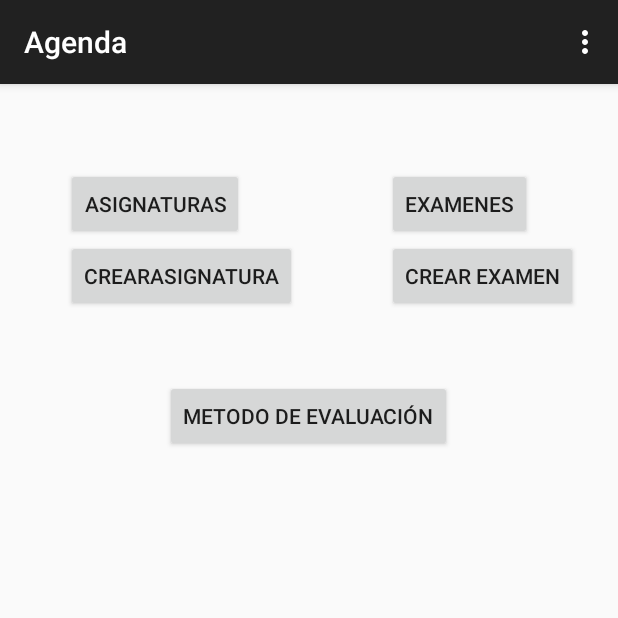
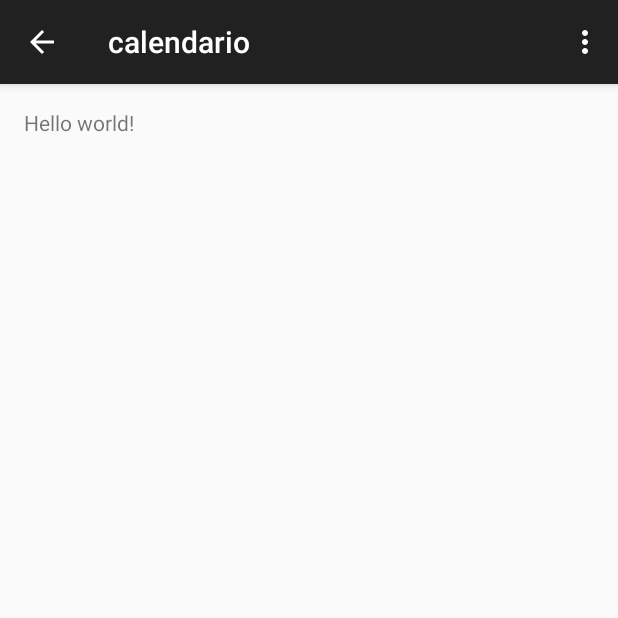
Before and after one commit to mibaldi/Agenda, an Android app: the screen it shows after launch (ActividadPrincipal before the commit, calendario after it), after a tap on "METODO DE EVALUACIÓN", on a phone screen of 412 x 824 dp, the top half of it. Run offline under Robolectric (Android 15) with nearby library versions, the phone set to English and light mode, and no system bars; libraries missing offline, so code that uses them is left out: com.google.api.client, com.google.api.services; 10 statements that could not run were skipped.

Commit message:
pruebas con la api de google calendar

```diff
--- a/app/build.gradle
+++ b/app/build.gradle
@@ -22,5 +22,5 @@ android {
 dependencies {
     compile fileTree(dir: 'libs', include: ['*.jar'])
     compile 'com.android.support:appcompat-v7:21.0.3'
-
+    compile 'com.google.apis:google-api-services-calendar:v3-rev117-1.19.1'
 }
--- a/app/src/main/java/com/mikel/agenda/ActividadPrincipal.java
+++ b/app/src/main/java/com/mikel/agenda/ActividadPrincipal.java
@@ -21,6 +21,7 @@ public class ActividadPrincipal extends ActionBarActivity /*implements OnClickLi
         super.onCreate(savedInstanceState);
         setContentView(R.layout.activity_actividad_principal);
         BD helper= new BD(this);
+
     }
 
 
@@ -81,6 +82,8 @@ public class ActividadPrincipal extends ActionBarActivity /*implements OnClickLi
                 startActivity(intent1);
                 break;
             case R.id.button3:
+                intent2 = new Intent(ActividadPrincipal.this, calendario.class);
+                startActivity(intent2);
                 break;
             case R.id.button5:
                 intent2 = new Intent(ActividadPrincipal.this, crear_asignatura.class);
--- /dev/null
+++ b/app/src/main/java/com/mikel/agenda/calendario.java
@@ -0,0 +1,110 @@
+package com.mikel.agenda;
+
+import android.support.v7.app.ActionBarActivity;
+import android.os.Bundle;
+import android.util.Log;
+import android.view.Menu;
+import android.view.MenuItem;
+
+import com.google.api.client.auth.oauth2.Credential;
+import com.google.api.client.googleapis.auth.oauth2.GoogleAuthorizationCodeFlow;
+import com.google.api.client.googleapis.auth.oauth2.GoogleCredential;
+import com.google.api.client.googleapis.auth.oauth2.GoogleTokenResponse;
+import com.google.api.client.googleapis.javanet.GoogleNetHttpTransport;
+import com.google.api.client.http.HttpTransport;
+import com.google.api.client.http.javanet.NetHttpTransport;
+import com.google.api.client.json.jackson2.JacksonFactory;
+import com.google.api.services.calendar.Calendar;
+import com.google.api.services.calendar.model.*;
+
+import java.io.BufferedReader;
+import java.io.IOException;
+import java.io.InputStreamReader;
+import java.security.GeneralSecurityException;
+import java.util.Collections;
+
+public class calendario extends ActionBarActivity {
+
+    @Override
+    protected void onCreate(Bundle savedInstanceState) {
+        super.onCreate(savedInstanceState);
+        setContentView(R.layout.activity_calendario);
+        try {
+            setUp();
+        } catch (IOException e) {
+            e.printStackTrace();
+        } catch (GeneralSecurityException e) {
+            e.printStackTrace();
+        }
+
+    }
+
+
+    @Override
+    public boolean onCreateOptionsMenu(Menu menu) {
+        // Inflate the menu; this adds items to the action bar if it is present.
+        getMenuInflater().inflate(R.menu.menu_calendario, menu);
+        return true;
+    }
+
+    @Override
+    public boolean onOptionsItemSelected(MenuItem item) {
+        // Handle action bar item clicks here. The action bar will
+        // automatically handle clicks on the Home/Up button, so long
+        // as you specify a parent activity in AndroidManifest.xml.
+        int id = item.getItemId();
+
+        //noinspection SimplifiableIfStatement
+        if (id == R.id.action_settings) {
+            return true;
+        }
+
+        return super.onOptionsItemSelected(item);
+    }
+    public void setUp() throws IOException, GeneralSecurityException {
+        HttpTransport httpTransport = GoogleNetHttpTransport.newTrustedTransport();
+        JacksonFactory jsonFactory = JacksonFactory.getDefaultInstance();
+
+        // The clientId and clientSecret can be found in Google Developers Console
+        String clientId = "628169999123-5rb6k73r547c1mhi90vqbm5s0u5ulgle.apps.googleusercontent.com";
+        String clientSecret = "6jYc_j_Vi9Ir_7AafRA0EpuG";
+
+        // Or your redirect URL for web based applications.
+        String redirectUrl = "urn:ietf:wg:oauth:2.0:oob";
+        String scope = "https://www.googleapis.com/auth/calendar";
+
+        GoogleAuthorizationCodeFlow flow = new GoogleAuthorizationCodeFlow(
+                httpTransport, jsonFactory, clientId, clientSecret, Collections.singleton(scope));
+        // Step 1: Authorize
+        String authorizationUrl = flow.newAuthorizationUrl().setRedirectUri(redirectUrl).build();
+
+        // Point or redirect your user to the authorizationUrl.
+        System.out.println("Go to the following link in your browser:");
+        System.out.println(authorizationUrl);
+
+        // Read the authorization code from the standard input stream.
+        BufferedReader in = new BufferedReader(new InputStreamReader(System.in));
+        System.out.println("What is the authorization code?");
+        String code = in.readLine();
+        // End of Step 1
+
+        // Step 2: Exchange
+        GoogleTokenResponse response = flow.newTokenRequest(code).setRedirectUri(redirectUrl)
+                .execute();
+        // End of Step 2
+
+        Credential credential = new GoogleCredential.Builder()
+                .setTransport(httpTransport)
+                .setJsonFactory(jsonFactory)
+                .setClientSecrets(clientId, clientSecret)
+                .build().setFromTokenResponse(response);
+
+        Calendar service = new Calendar.Builder(httpTransport, jsonFactory, credential)
+                .setApplicationName("Agenda").build();
+        // Retrieve the calendar
+        com.google.api.services.calendar.model.Calendar calendar = service.calendars().get("primary").execute();
+        System.out.println(calendar.getSummary());
+        Log.e("HolaMundo", calendar.getSummary());
+
+    }
+}
--- /dev/null
+++ b/app/src/main/res/layout/activity_calendario.xml
@@ -0,0 +1,12 @@
+<RelativeLayout xmlns:android="http://schemas.android.com/apk/res/android"
+    xmlns:tools="http://schemas.android.com/tools" android:layout_width="match_parent"
+    android:layout_height="match_parent" android:paddingLeft="@dimen/activity_horizontal_margin"
+    android:paddingRight="@dimen/activity_horizontal_margin"
+    android:paddingTop="@dimen/activity_vertical_margin"
+    android:paddingBottom="@dimen/activity_vertical_margin"
+    tools:context="com.mikel.agenda.calendario">
+
+    <TextView android:text="@string/hello_world" android:layout_width="wrap_content"
+        android:layout_height="wrap_content" />
+
+</RelativeLayout>
--- /dev/null
+++ b/app/src/main/res/menu/menu_calendario.xml
@@ -0,0 +1,6 @@
+<menu xmlns:android="http://schemas.android.com/apk/res/android"
+    xmlns:app="http://schemas.android.com/apk/res-auto"
+    xmlns:tools="http://schemas.android.com/tools" tools:context="com.mikel.agenda.calendario">
+    <item android:id="@+id/action_settings" android:title="@string/action_settings"
+        android:orderInCategory="100" app:showAsAction="never" />
+</menu>
--- a/app/src/main/res/values/strings.xml
+++ b/app/src/main/res/values/strings.xml
@@ -15,5 +15,6 @@
     <string name="title_activity_examenes">Examenes</string>
     <string name="title_activity_crear_examen">crear_examen</string>
     <string name="title_activity_asignatura">Asignatura</string>
+    <string name="title_activity_calendario">calendario</string>
 
 </resources>
--- a/build.gradle
+++ b/build.gradle
@@ -15,5 +15,6 @@ buildscript {
 allprojects {
     repositories {
         jcenter()
+        mavenCentral()
     }
 }
```
Also changed, not shown: app/src/main/AndroidManifest.xml (+11 -0 lines), 1 other file.
